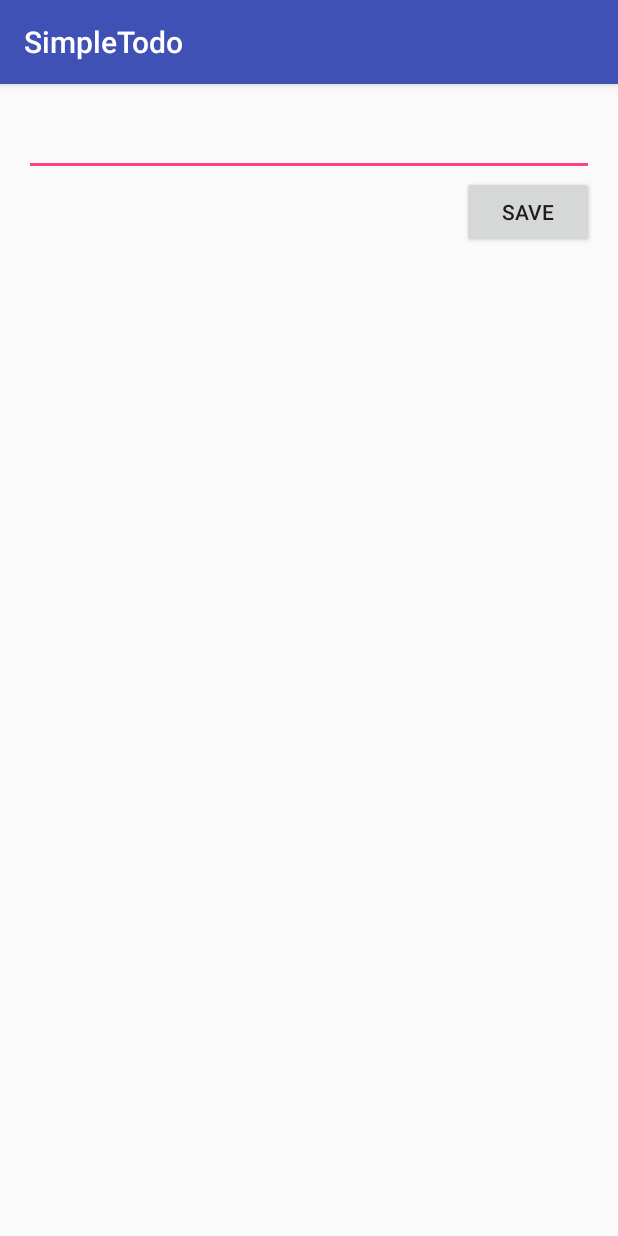
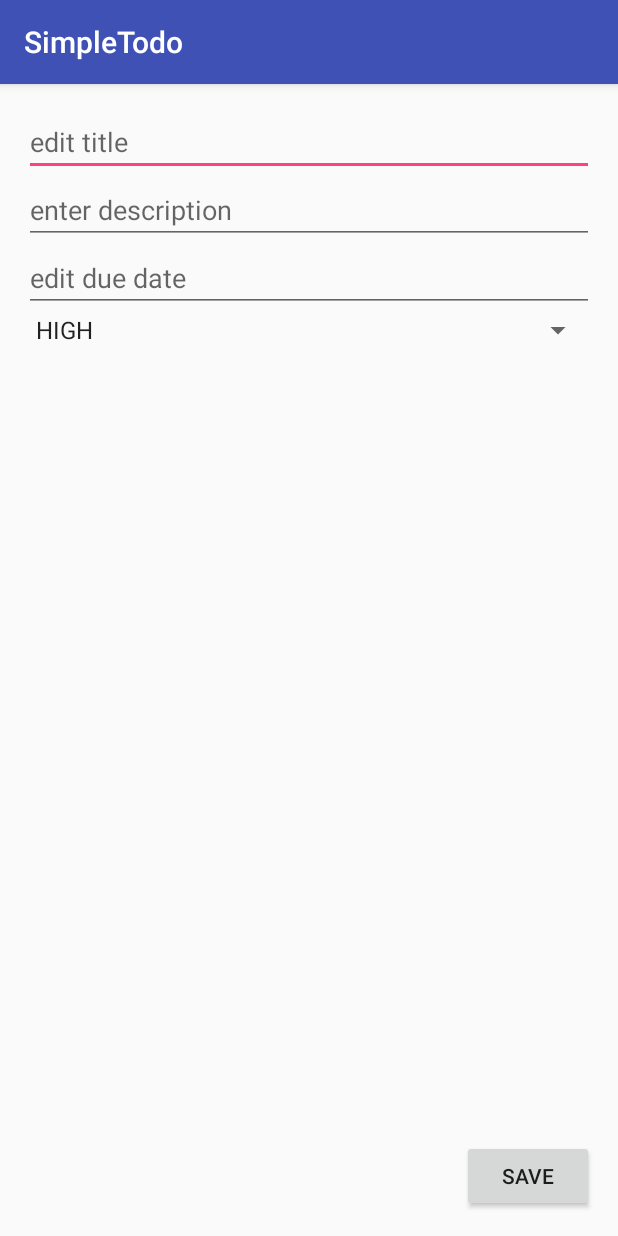
Before and after one commit to mendoukuse/SimpleTodo, an Android app: the EditItemActivity screen opened directly, with no data from a screen before it, on a phone screen of 412 x 824 dp. Run offline under Robolectric (Android 15) with nearby library versions, the phone set to English and light mode, and no system bars; 1 statement that could not run was skipped.

Commit message:
update readme and add support for new fields to edit todo item view
save description and priority after editing

```diff
--- a/app/src/main/java/com/codepath/simpletodo/activities/EditItemActivity.java
+++ b/app/src/main/java/com/codepath/simpletodo/activities/EditItemActivity.java
@@ -4,32 +4,88 @@ import android.content.Intent;
 import android.support.v7.app.AppCompatActivity;
 import android.os.Bundle;
 import android.view.View;
+import android.widget.AdapterView;
+import android.widget.ArrayAdapter;
 import android.widget.EditText;
+import android.widget.Spinner;
 
 import com.codepath.simpletodo.R;
+import com.codepath.simpletodo.models.Priority;
 
 
 public class EditItemActivity extends AppCompatActivity {
     int position;
+    Priority priority;
 
     @Override
     protected void onCreate(Bundle savedInstanceState) {
         super.onCreate(savedInstanceState);
         setContentView(R.layout.activity_edit_item);
 
+        // Extract item fields from intent
         String item = getIntent().getStringExtra("item");
         position = getIntent().getIntExtra("position", 0);
+        String description = getIntent().getStringExtra("description");
+
+        // Set item title content
         EditText editTodoItem = (EditText) findViewById(R.id.etItem);
         editTodoItem.setText(item);
         editTodoItem.requestFocus(View.FOCUS_RIGHT);
+
+        // Set item description
+        EditText editTodoDescription = (EditText) findViewById(R.id.etItemDescription);
+        if (description != null || description.length() > 0) {
+            editTodoDescription.setText(description);
+        }
+        // Set item due date
+
+        Spinner spinner = (Spinner) findViewById(R.id.etItemPriority);
+        // Create an ArrayAdapter using the string array and a default spinner layout
+        ArrayAdapter<Priority> adapter = new ArrayAdapter(this,
+            android.R.layout.simple_spinner_item, Priority.values());
+        // Specify the layout to use when the list of choices appears
+        adapter.setDropDownViewResource(android.R.layout.simple_spinner_dropdown_item);
+        // Apply the adapter to the spinner
+        spinner.setAdapter(adapter);
+        setSpinnerOnItemSelected(spinner);
+
+        // Set item priority
+        if (getIntent().getStringExtra("priority") != null) {
+            priority = Priority.valueOf(getIntent().getStringExtra("priority"));
+            spinner.setSelection(adapter.getPosition(priority));
+        }
+
+    }
+
+    private void setSpinnerOnItemSelected(Spinner spinner) {
+        spinner.setOnItemSelectedListener(
+                new AdapterView.OnItemSelectedListener() {
+                    @Override
+                    public void onItemSelected(AdapterView<?> parent,
+                                               View view, int position, long id) {
+                        priority = (Priority) parent.getItemAtPosition(position);
+                    }
+
+                    @Override
+                    public void onNothingSelected(AdapterView<?> parent) {
+
+                    }
+                }
+        );
     }
 
     public void onSaveItem(View v) {
         EditText etItem = (EditText) findViewById(R.id.etItem);
         String itemText = etItem.getText().toString();
+
+        EditText etItemDescription = (EditText) findViewById(R.id.etItemDescription);
+        String itemDescription = etItemDescription.getText().toString();
+
         Intent data = new Intent();
         data.putExtra("position", position);
         data.putExtra("item", itemText);
+        data.putExtra("description", itemDescription);
+        data.putExtra("priority", priority.name());
         setResult(RESULT_OK, data);
         finish();
     }
--- a/app/src/main/java/com/codepath/simpletodo/activities/MainActivity.java
+++ b/app/src/main/java/com/codepath/simpletodo/activities/MainActivity.java
@@ -65,11 +65,15 @@ public class MainActivity extends AppCompatActivity {
     protected void onActivityResult(int requestCode, int resultCode, Intent data) {
         if (resultCode == RESULT_OK && requestCode == REQUEST_CODE) {
             String itemText = data.getExtras().getString("item");
+            String itemDescription = data.getExtras().getString("description");
             int position = data.getExtras().getInt("position");
 
             TodoItem updatedItem = items.remove(position);
             updatedItem.setTitle(itemText);
-            updatedItem.setDescription(itemText);
+            updatedItem.setDescription(itemDescription);
+            if (data.getExtras().getString("priority") != null) {
+                updatedItem.setPriority(Priority.valueOf(data.getExtras().getString("priority")));
+            }
 
             items.add(position, updatedItem);
             updatedItem.save();
@@ -99,6 +103,7 @@ public class MainActivity extends AppCompatActivity {
                 i.putExtra("position", position);
                 i.putExtra("item", items.get(position).getTitle());
                 i.putExtra("description", items.get(position).getDescription());
+                i.putExtra("priority", items.get(position).getPriority().name());
                 startActivityForResult(i, REQUEST_CODE);
             }
         });
--- a/app/src/main/res/layout/activity_edit_item.xml
+++ b/app/src/main/res/layout/activity_edit_item.xml
@@ -21,15 +21,53 @@
         android:layout_alignParentRight="true"
         android:layout_alignParentEnd="true"
         android:id="@+id/etItem"
-        android:imeOptions="actionDone" />
+        android:imeOptions="actionDone"
+        android:hint="edit title" />
 
     <Button
         android:text="Save"
         android:layout_width="wrap_content"
         android:layout_height="wrap_content"
         android:id="@+id/saveButton"
+        android:onClick="onSaveItem"
+        android:layout_alignParentBottom="true"
+        android:layout_alignParentRight="true"
+        android:layout_alignParentEnd="true" />
+
+    <EditText
+        android:layout_width="wrap_content"
+        android:layout_height="wrap_content"
+        android:inputType="textMultiLine"
+        android:ems="10"
         android:layout_below="@+id/etItem"
+        android:layout_alignParentLeft="true"
+        android:layout_alignParentStart="true"
+        android:id="@+id/etItemDescription"
         android:layout_alignParentRight="true"
         android:layout_alignParentEnd="true"
-        android:onClick="onSaveItem"/>
+        android:hint="enter description" />
+
+    <EditText
+        android:layout_width="wrap_content"
+        android:layout_height="wrap_content"
+        android:inputType="date"
+        android:ems="10"
+        android:layout_below="@+id/etItemDescription"
+        android:layout_alignParentLeft="true"
+        android:layout_alignParentStart="true"
+        android:id="@+id/etItemDueDate"
+        android:layout_alignParentRight="true"
+        android:layout_alignParentEnd="true"
+        android:hint="edit due date" />
+
+    <Spinner
+        android:layout_width="match_parent"
+        android:layout_height="wrap_content"
+        android:layout_below="@+id/etItemDueDate"
+        android:layout_alignParentLeft="true"
+        android:layout_alignParentStart="true"
+        android:id="@+id/etItemPriority"
+        android:layout_alignParentRight="true"
+        android:layout_alignParentEnd="true" />
+
 </RelativeLayout>
```
Also changed, not shown: 1 other file.
